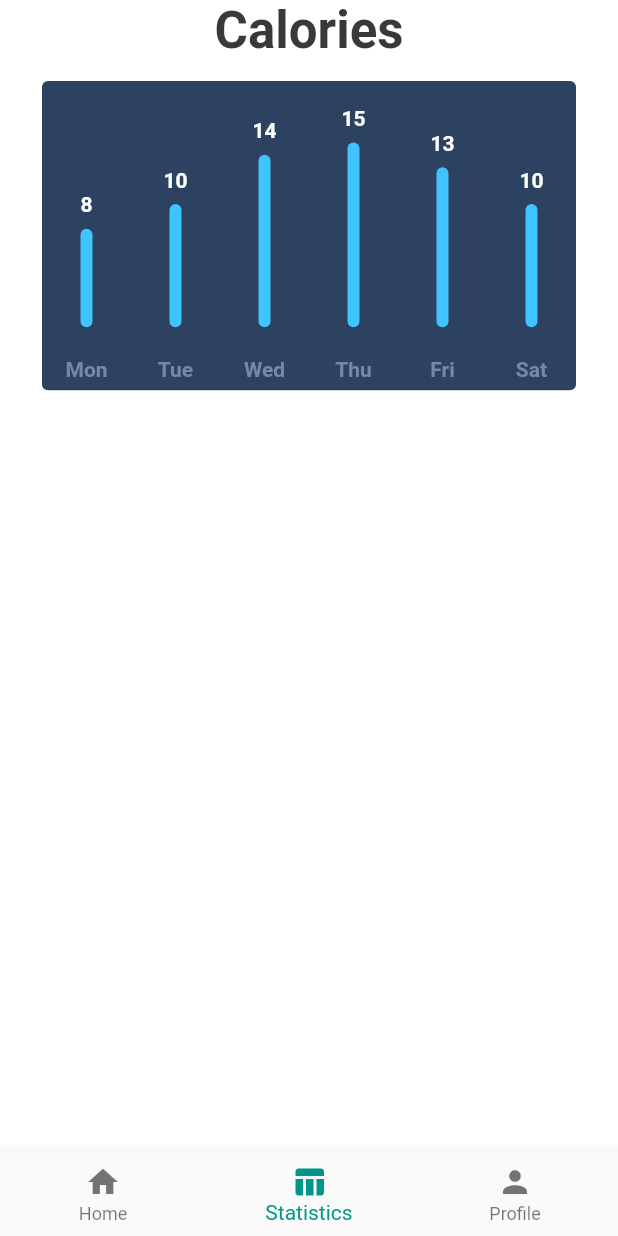
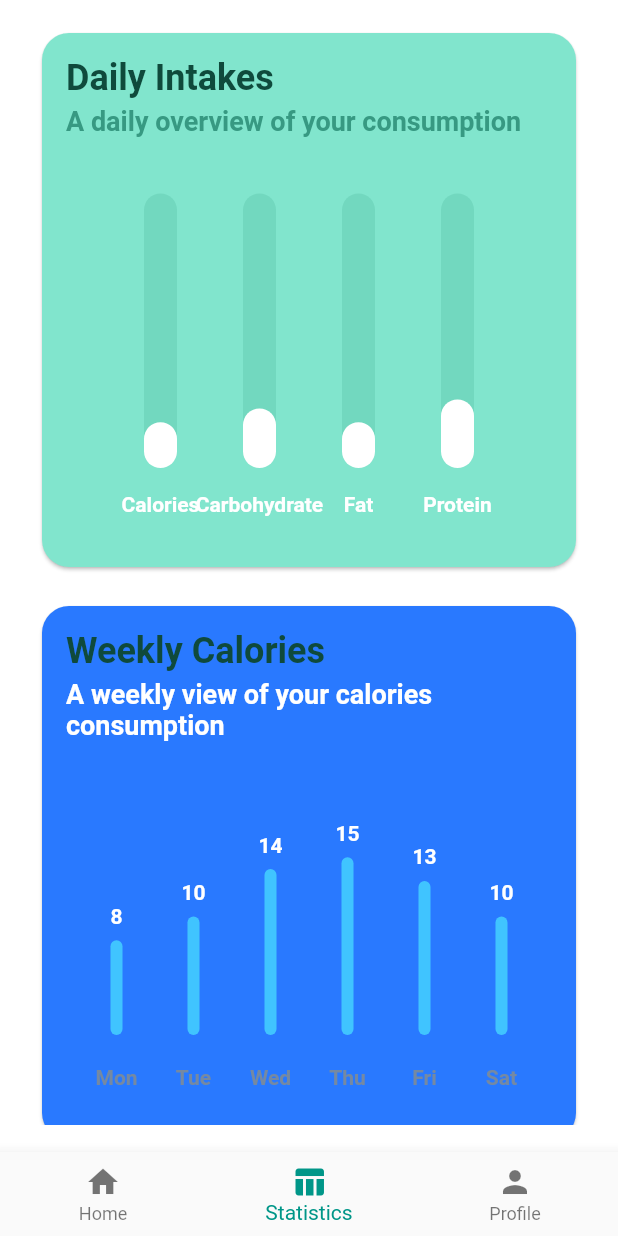
Before and after one commit to haoteng10/HealthyPlate, a Flutter app: the NavigationScreen screen opened directly, item 2 of the bottom bar chosen, on a phone screen of 412 x 824 dp. Run offline on Flutter 3.47's test engine with Material 2 defaults, Android fonts, the phone set to English and light mode, and no system bars; drawn by our look-alikes of fl_chart; our stand-ins replace cloud_firestore, firebase_auth, flutter_dotenv, flutter_spinkit; missing offline and left inert: flutter_barcode_scanner, oauth2; accounts and stored records are empty.

Commit message:
Statistics Page & Graphs Update

```diff
--- a/lib/components/statistics_screen/calories_weekly_chart.dart
+++ /dev/null
@@ -1,13 +0,0 @@
-import "package:flutter/material.dart";
-
-class WeeklyCaloriesChart extends StatefulWidget {
-  @override
-  _WeeklyCaloriesChartState createState() => _WeeklyCaloriesChartState();
-}
-
-class _WeeklyCaloriesChartState extends State<WeeklyCaloriesChart> {
-  @override
-  Widget build(BuildContext context) {
-    return Container();
-  }
-}
--- /dev/null
+++ b/lib/components/statistics_screen/daily_intake_bar_chart.dart
@@ -0,0 +1,189 @@
+import 'package:fl_chart/fl_chart.dart';
+import 'package:flutter/material.dart';
+
+class DailyIntakeBarChart extends StatefulWidget {
+  final List<Color> availableColors = [
+    Colors.purpleAccent,
+    Colors.yellow,
+    Colors.lightBlue,
+    Colors.orange,
+    Colors.pink,
+    Colors.redAccent,
+  ];
+
+  @override
+  State<StatefulWidget> createState() => DailyIntakeBarChartState();
+}
+
+class DailyIntakeBarChartState extends State<DailyIntakeBarChart> {
+  final Color barBackgroundColor = const Color(0xff72d8bf);
+
+  int touchedIndex;
+
+  @override
+  Widget build(BuildContext context) {
+    return AspectRatio(
+      aspectRatio: 1,
+      child: Card(
+        shape: RoundedRectangleBorder(borderRadius: BorderRadius.circular(18)),
+        color: const Color(0xff81e5cd),
+        child: Stack(
+          children: <Widget>[
+            Padding(
+              padding: const EdgeInsets.all(16),
+              child: Column(
+                crossAxisAlignment: CrossAxisAlignment.stretch,
+                mainAxisAlignment: MainAxisAlignment.start,
+                mainAxisSize: MainAxisSize.max,
+                children: <Widget>[
+                  Text(
+                    'Daily Intakes',
+                    style: TextStyle(
+                        color: const Color(0xff0f4a3c),
+                        fontSize: 24,
+                        fontWeight: FontWeight.bold),
+                  ),
+                  const SizedBox(
+                    height: 4,
+                  ),
+                  Text(
+                    'A daily overview of your consumption',
+                    style: TextStyle(
+                        color: const Color(0xff379982),
+                        fontSize: 18,
+                        fontWeight: FontWeight.bold),
+                  ),
+                  const SizedBox(
+                    height: 38,
+                  ),
+                  Expanded(
+                    child: Padding(
+                      padding: const EdgeInsets.symmetric(horizontal: 8.0),
+                      child: BarChart(
+                        mainBarData(),
+                      ),
+                    ),
+                  ),
+                  const SizedBox(
+                    height: 12,
+                  ),
+                ],
+              ),
+            ),
+          ],
+        ),
+      ),
+    );
+  }
+
+  BarChartGroupData makeGroupData(
+    int x,
+    double y, {
+    bool isTouched = false,
+    Color barColor = Colors.white,
+    double width = 22,
+    List<int> showTooltips = const [],
+  }) {
+    return BarChartGroupData(
+      x: x,
+      barRods: [
+        BarChartRodData(
+          y: isTouched ? y + 1 : y,
+          color: isTouched ? Colors.yellow : barColor,
+          width: width,
+          backDrawRodData: BackgroundBarChartRodData(
+            show: true,
+            y: 30, //BarChartRod Top Y-value
+            color: barBackgroundColor,
+          ),
+        ),
+      ],
+      showingTooltipIndicators: showTooltips,
+    );
+  }
+
+  List<BarChartGroupData> showingGroups() => List.generate(4, (i) {
+        switch (i) {
+          case 0:
+            return makeGroupData(0, 5,
+                isTouched: i == touchedIndex); // X, Y, ...and other parameters
+          case 1:
+            return makeGroupData(1, 6.5, isTouched: i == touchedIndex);
+          case 2:
+            return makeGroupData(2, 5, isTouched: i == touchedIndex);
+          case 3:
+            return makeGroupData(3, 7.5, isTouched: i == touchedIndex);
+          default:
+            return null;
+        }
+      });
+
+  BarChartData mainBarData() {
+    return BarChartData(
+      barTouchData: BarTouchData(
+        touchTooltipData: BarTouchTooltipData(
+            tooltipBgColor: Colors.blueGrey,
+            getTooltipItem: (group, groupIndex, rod, rodIndex) {
+              String intakeType;
+              switch (group.x.toInt()) {
+                case 0:
+                  intakeType = 'Calories';
+                  break;
+                case 1:
+                  intakeType = 'Carbohydrate';
+                  break;
+                case 2:
+                  intakeType = 'Fat';
+                  break;
+                case 3:
+                  intakeType = 'Protein';
+                  break;
+              }
+              return BarTooltipItem(intakeType + '\n' + (rod.y - 1).toString(),
+                  TextStyle(color: Colors.yellow));
+            }),
+        touchCallback: (barTouchResponse) {
+          setState(() {
+            if (barTouchResponse.spot != null &&
+                barTouchResponse.touchInput is! FlPanEnd &&
+                barTouchResponse.touchInput is! FlLongPressEnd) {
+              touchedIndex = barTouchResponse.spot.touchedBarGroupIndex;
+            } else {
+              touchedIndex = -1;
+            }
+          });
+        },
+      ),
+      titlesData: FlTitlesData(
+        show: true,
+        bottomTitles: SideTitles(
+          showTitles: true,
+          textStyle: TextStyle(
+              color: Colors.white, fontWeight: FontWeight.bold, fontSize: 14),
+          margin: 16,
+          getTitles: (double value) {
+            switch (value.toInt()) {
+              case 0:
+                return 'Calories';
+              case 1:
+                return 'Carbohydrate';
+              case 2:
+                return 'Fat';
+              case 3:
+                return 'Protein';
+              default:
+                return '';
+            }
+          },
+        ),
+        leftTitles: SideTitles(
+          showTitles: false, // Display Y-axis
+        ),
+      ),
+      borderData: FlBorderData(
+        show: false, //Border around the "actual" chart
+      ),
+      barGroups: showingGroups(),
+    );
+  }
+}
--- /dev/null
+++ b/lib/components/statistics_screen/weekly_calories_bar_chart.dart
@@ -0,0 +1,155 @@
+import 'package:fl_chart/fl_chart.dart';
+import 'package:flutter/material.dart';
+
+class WeeklyCaloriesBarChart extends StatefulWidget {
+  @override
+  State<StatefulWidget> createState() => WeeklyCaloriesBarChartState();
+}
+
+class WeeklyCaloriesBarChartState extends State<WeeklyCaloriesBarChart> {
+  @override
+  Widget build(BuildContext context) {
+    return AspectRatio(
+      aspectRatio: 1,
+      child: Card(
+        shape: RoundedRectangleBorder(borderRadius: BorderRadius.circular(18)),
+        color: Colors.blueAccent[400],
+        child: Stack(
+          children: <Widget>[
+            Padding(
+              padding: const EdgeInsets.all(16),
+              child: Column(
+                crossAxisAlignment: CrossAxisAlignment.stretch,
+                mainAxisAlignment: MainAxisAlignment.start,
+                mainAxisSize: MainAxisSize.max,
+                children: <Widget>[
+                  Text(
+                    'Weekly Calories',
+                    style: TextStyle(
+                        color: const Color(0xff0f4a3c),
+                        fontSize: 24,
+                        fontWeight: FontWeight.bold),
+                  ),
+                  const SizedBox(
+                    height: 4,
+                  ),
+                  Text(
+                    'A weekly view of your calories consumption',
+                    style: TextStyle(
+                        color: Colors.white,
+                        fontSize: 18,
+                        fontWeight: FontWeight.bold),
+                  ),
+                  const SizedBox(
+                    height: 38,
+                  ),
+                  Expanded(
+                    child: Padding(
+                      padding: const EdgeInsets.symmetric(horizontal: 8.0),
+                      child: BarChart(
+                        mainBarData(),
+                      ),
+                    ),
+                  ),
+                  const SizedBox(
+                    height: 12,
+                  ),
+                ],
+              ),
+            ),
+          ],
+        ),
+      ),
+    );
+  }
+
+  BarChartData mainBarData() {
+    return BarChartData(
+      alignment: BarChartAlignment.spaceAround,
+      maxY: 20,
+      barTouchData: BarTouchData(
+        enabled: false,
+        touchTooltipData: BarTouchTooltipData(
+          tooltipBgColor: Colors.transparent,
+          tooltipPadding: const EdgeInsets.all(0),
+          tooltipBottomMargin: 8,
+          getTooltipItem: (
+            BarChartGroupData group,
+            int groupIndex,
+            BarChartRodData rod,
+            int rodIndex,
+          ) {
+            return BarTooltipItem(
+              rod.y.round().toString(),
+              TextStyle(
+                color: Colors.white,
+                fontWeight: FontWeight.bold,
+              ),
+            );
+          },
+        ),
+      ),
+      titlesData: FlTitlesData(
+        show: true,
+        bottomTitles: SideTitles(
+          showTitles: true,
+          textStyle: TextStyle(
+              color: const Color(0xff7589a2),
+              fontWeight: FontWeight.bold,
+              fontSize: 14),
+          margin: 20,
+          getTitles: (double value) {
+            switch (value.toInt()) {
+              case 0:
+                return 'Mon';
+              case 1:
+                return 'Tue';
+              case 2:
+                return 'Wed';
+              case 3:
+                return 'Thu';
+              case 4:
+                return 'Fri';
+              case 5:
+                return 'Sat';
+              case 6:
+                return 'Sun';
+              default:
+                return '';
+            }
+          },
+        ),
+        leftTitles: SideTitles(showTitles: false),
+      ),
+      borderData: FlBorderData(
+        show: false,
+      ),
+      barGroups: [
+        BarChartGroupData(
+            x: 0,
+            barRods: [BarChartRodData(y: 8, color: Colors.lightBlueAccent)],
+            showingTooltipIndicators: [0]),
+        BarChartGroupData(
+            x: 1,
+            barRods: [BarChartRodData(y: 10, color: Colors.lightBlueAccent)],
+            showingTooltipIndicators: [0]),
+        BarChartGroupData(
+            x: 2,
+            barRods: [BarChartRodData(y: 14, color: Colors.lightBlueAccent)],
+            showingTooltipIndicators: [0]),
+        BarChartGroupData(
+            x: 3,
+            barRods: [BarChartRodData(y: 15, color: Colors.lightBlueAccent)],
+            showingTooltipIndicators: [0]),
+        BarChartGroupData(
+            x: 4,
+            barRods: [BarChartRodData(y: 13, color: Colors.lightBlueAccent)],
+            showingTooltipIndicators: [0]),
+        BarChartGroupData(
+            x: 5,
+            barRods: [BarChartRodData(y: 10, color: Colors.lightBlueAccent)],
+            showingTooltipIndicators: [0]),
+      ],
+    );
+  }
+}
--- a/lib/screens/statistics_screen.dart
+++ b/lib/screens/statistics_screen.dart
@@ -1,5 +1,6 @@
 import "package:flutter/material.dart";
-import 'package:nutrition/temp/bar_chart_sample_3.dart';
+import 'package:nutrition/components/statistics_screen/daily_intake_bar_chart.dart';
+import 'package:nutrition/components/statistics_screen/weekly_calories_bar_chart.dart';
 
 class StatisticsScreen extends StatefulWidget {
   @override
@@ -11,25 +12,15 @@ class _StatisticsScreenState extends State<StatisticsScreen> {
   Widget build(BuildContext context) {
     return SafeArea(
         child: Padding(
-      padding: const EdgeInsets.symmetric(horizontal: 24),
-      child: Column(
-        children: <Widget>[
-          RichText(
-            text: TextSpan(
-              style: Theme.of(context).textTheme.headline4,
-              children: <InlineSpan>[
-                TextSpan(
-                  text: "Calories",
-                  style: TextStyle(
-                    fontWeight: FontWeight.bold,
-                  ),
-                )
-              ],
-            ),
-          ),
-          SizedBox(height: 10),
-          BarChartSample3(),
-        ],
+      padding: const EdgeInsets.symmetric(horizontal: 24, vertical: 18),
+      child: SingleChildScrollView(
+        child: Column(
+          children: <Widget>[
+            DailyIntakeBarChart(),
+            SizedBox(height: 18),
+            WeeklyCaloriesBarChart(),
+          ],
+        ),
       ),
     ));
   }
--- a/lib/temp/bar_chart_sample_3.dart
+++ /dev/null
@@ -1,116 +0,0 @@
-import 'package:fl_chart/fl_chart.dart';
-import 'package:flutter/material.dart';
-
-class BarChartSample3 extends StatefulWidget {
-  @override
-  State<StatefulWidget> createState() => BarChartSample3State();
-}
-
-class BarChartSample3State extends State<BarChartSample3> {
-  @override
-  Widget build(BuildContext context) {
-    return AspectRatio(
-      aspectRatio: 1.7,
-      child: Card(
-        elevation: 0,
-        shape: RoundedRectangleBorder(borderRadius: BorderRadius.circular(4)),
-        color: const Color(0xff2c4260),
-        child: BarChart(
-          BarChartData(
-            alignment: BarChartAlignment.spaceAround,
-            maxY: 20,
-            barTouchData: BarTouchData(
-              enabled: false,
-              touchTooltipData: BarTouchTooltipData(
-                tooltipBgColor: Colors.transparent,
-                tooltipPadding: const EdgeInsets.all(0),
-                tooltipBottomMargin: 8,
-                getTooltipItem: (
-                  BarChartGroupData group,
-                  int groupIndex,
-                  BarChartRodData rod,
-                  int rodIndex,
-                ) {
-                  return BarTooltipItem(
-                    rod.y.round().toString(),
-                    TextStyle(
-                      color: Colors.white,
-                      fontWeight: FontWeight.bold,
-                    ),
-                  );
-                },
-              ),
-            ),
-            titlesData: FlTitlesData(
-              show: true,
-              bottomTitles: SideTitles(
-                showTitles: true,
-                textStyle: TextStyle(
-                    color: const Color(0xff7589a2),
-                    fontWeight: FontWeight.bold,
-                    fontSize: 14),
-                margin: 20,
-                getTitles: (double value) {
-                  switch (value.toInt()) {
-                    case 0:
-                      return 'Mon';
-                    case 1:
-                      return 'Tue';
-                    case 2:
-                      return 'Wed';
-                    case 3:
-                      return 'Thu';
-                    case 4:
-                      return 'Fri';
-                    case 5:
-                      return 'Sat';
-                    case 6:
-                      return 'Sun';
-                    default:
-                      return '';
-                  }
-                },
-              ),
-              leftTitles: SideTitles(showTitles: false),
-            ),
-            borderData: FlBorderData(
-              show: false,
-            ),
-            barGroups: [
-              BarChartGroupData(x: 0, barRods: [
-                BarChartRodData(y: 8, color: Colors.lightBlueAccent)
-              ], showingTooltipIndicators: [
-                0
-              ]),
-              BarChartGroupData(x: 1, barRods: [
-                BarChartRodData(y: 10, color: Colors.lightBlueAccent)
-              ], showingTooltipIndicators: [
-                0
-              ]),
-              BarChartGroupData(x: 2, barRods: [
-                BarChartRodData(y: 14, color: Colors.lightBlueAccent)
-              ], showingTooltipIndicators: [
-                0
-              ]),
-              BarChartGroupData(x: 3, barRods: [
-                BarChartRodData(y: 15, color: Colors.lightBlueAccent)
-              ], showingTooltipIndicators: [
-                0
-              ]),
-              BarChartGroupData(x: 4, barRods: [
-                BarChartRodData(y: 13, color: Colors.lightBlueAccent)
-              ], showingTooltipIndicators: [
-                0
-              ]),
-              BarChartGroupData(x: 5, barRods: [
-                BarChartRodData(y: 10, color: Colors.lightBlueAccent)
-              ], showingTooltipIndicators: [
-                0
-              ]),
-            ],
-          ),
-        ),
-      ),
-    );
-  }
-}
```
